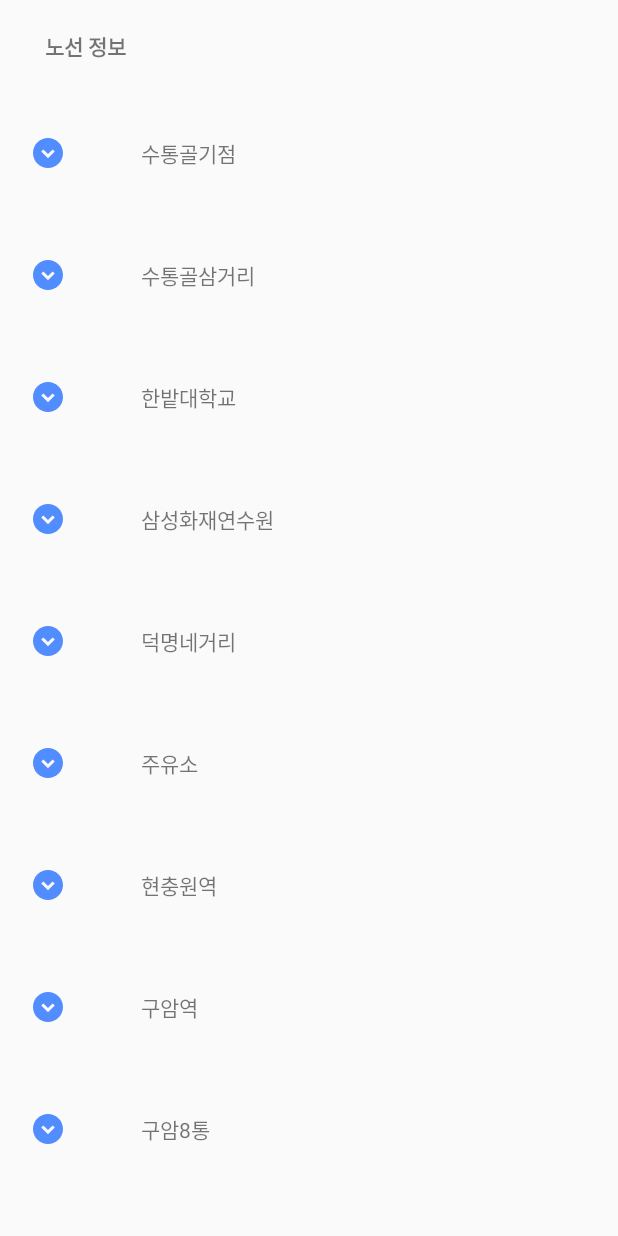
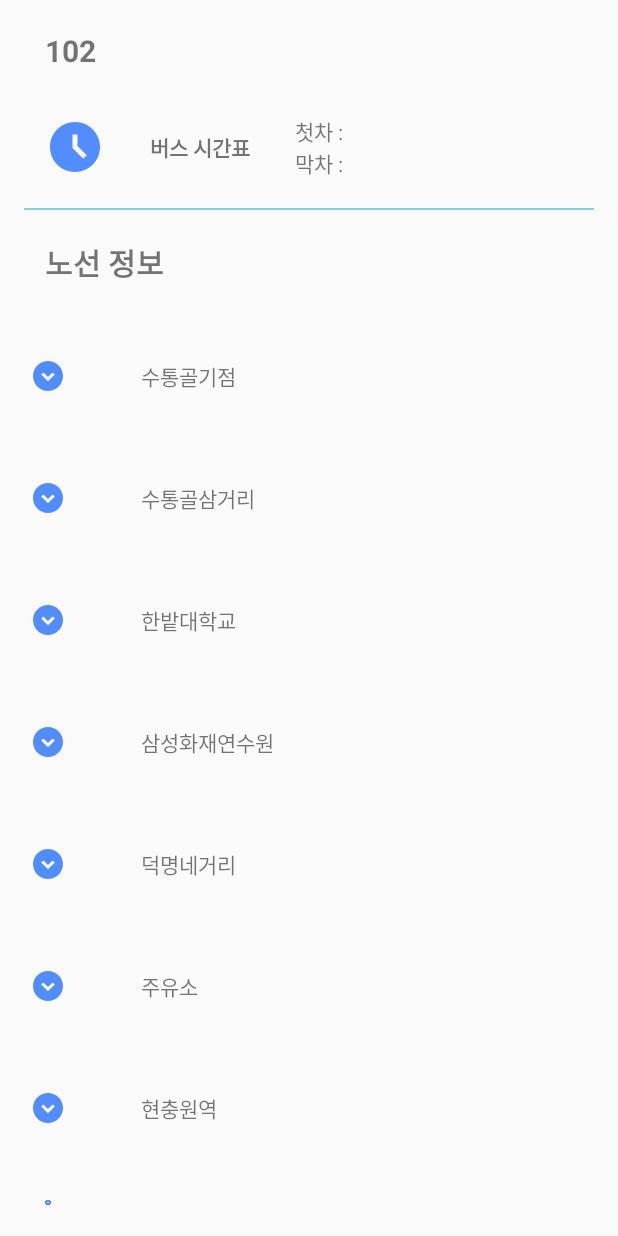
Before and after one commit to HBNU-SWUNIV/come-capstone23-cdat, an Android app: the NosunActivity screen opened directly, with no data from a screen before it, on a phone screen of 412 x 824 dp. Run offline under Robolectric (Android 15) with nearby library versions, the phone set to English and light mode, and no system bars.

```diff
--- a/app/src/main/java/kr/co/hs/businfo/feature/main/FavoriteFragment.kt
+++ b/app/src/main/java/kr/co/hs/businfo/feature/main/FavoriteFragment.kt
@@ -12,7 +12,7 @@ import kr.co.hs.businfo.R
 
 class FavoriteFragment : Fragment() {
     private lateinit var favoriteListAdapter: FavoriteListAdapter
-    private val favoriteItems: MutableList<String> = mutableListOf("Item 1", "Item 2", "Item 3")
+    private val favoriteItems: MutableList<String> = mutableListOf("한밭대학교")
 
     override fun onCreateView(inflater: LayoutInflater, container: ViewGroup?, savedInstanceState: Bundle?): View? {
         val view = inflater.inflate(R.layout.favorite, container, false)
--- /dev/null
+++ b/app/src/main/res/drawable/bus_time.xml
@@ -0,0 +1,5 @@
+<vector android:height="40dp" android:tint="#528DFF"
+    android:viewportHeight="24" android:viewportWidth="24"
+    android:width="40dp" xmlns:android="http://schemas.android.com/apk/res/android">
+    <path android:fillColor="@android:color/white" android:pathData="M11.99,2C6.47,2 2,6.48 2,12s4.47,10 9.99,10C17.52,22 22,17.52 22,12S17.52,2 11.99,2zM15.29,16.71L11,12.41V7h2v4.59l3.71,3.71L15.29,16.71z"/>
+</vector>
--- a/app/src/main/res/layout/nosun.xml
+++ b/app/src/main/res/layout/nosun.xml
@@ -6,9 +6,61 @@
     <TextView
         android:paddingHorizontal="30dp"
         android:paddingVertical="20dp"
+        android:id="@+id/busnum_info"
+        android:layout_width="match_parent"
+        android:layout_height="wrap_content"
+        android:text="102"
+        android:textSize="20dp"
+        android:textStyle="bold"/>
+    <LinearLayout
+        android:layout_width="wrap_content"
+        android:layout_height="wrap_content"
+        android:orientation="horizontal"
+        android:paddingHorizontal="30dp"
+        android:paddingBottom="10dp">
+        <ImageView
+            android:layout_width="wrap_content"
+            android:layout_height="wrap_content"
+            android:src="@drawable/bus_time"
+            android:layout_gravity="center" />
+    <TextView
+        android:layout_gravity="center"
+        android:paddingHorizontal="30dp"
+        android:paddingVertical="20dp"
+        android:id="@+id/busnum_time2"
+        android:layout_width="match_parent"
+        android:layout_height="wrap_content"
+        android:text="버스 시간표"
+        android:textStyle="bold"/>
+        <LinearLayout
+            android:layout_width="wrap_content"
+            android:layout_height="wrap_content"
+            android:orientation="vertical"
+            android:layout_gravity="center">
+        <TextView
+            android:layout_width="wrap_content"
+            android:layout_height="wrap_content"
+            android:text="첫차 : "/>
+            <TextView
+                android:layout_width="wrap_content"
+                android:layout_height="wrap_content"
+                android:text="막차 : "/>
+        </LinearLayout>
+    </LinearLayout>
+
+    <View
+        android:layout_gravity="center"
+        android:layout_width="380dp"
+        android:layout_height="1dp"
+        android:background="@color/skyblue"
+        android:paddingHorizontal="10dp"/>
+    <TextView
+        android:paddingHorizontal="30dp"
+        android:paddingVertical="20dp"
         android:id="@+id/textone"
         android:layout_width="match_parent"
         android:layout_height="wrap_content"
+        android:textSize="20dp"
         android:text="노선 정보"
         android:textStyle="bold"/>
     <LinearLayout
```
Also changed, not shown: app/src/main/java/kr/co/hs/businfo/feature/main/DirectionFragment.kt (+6 -6 lines), app/src/main/java/kr/co/hs/businfo/feature/main/MainFragment.kt (+6 -9 lines), app/src/main/java/kr/co/hs/businfo/viewmodel/BusStationViewModel.kt (+24 -0 lines), app/src/main/res/layout/driver_authentication.xml (+12 -0 lines), app/src/main/res/layout/favorite_item.xml (+20 -2 lines).
